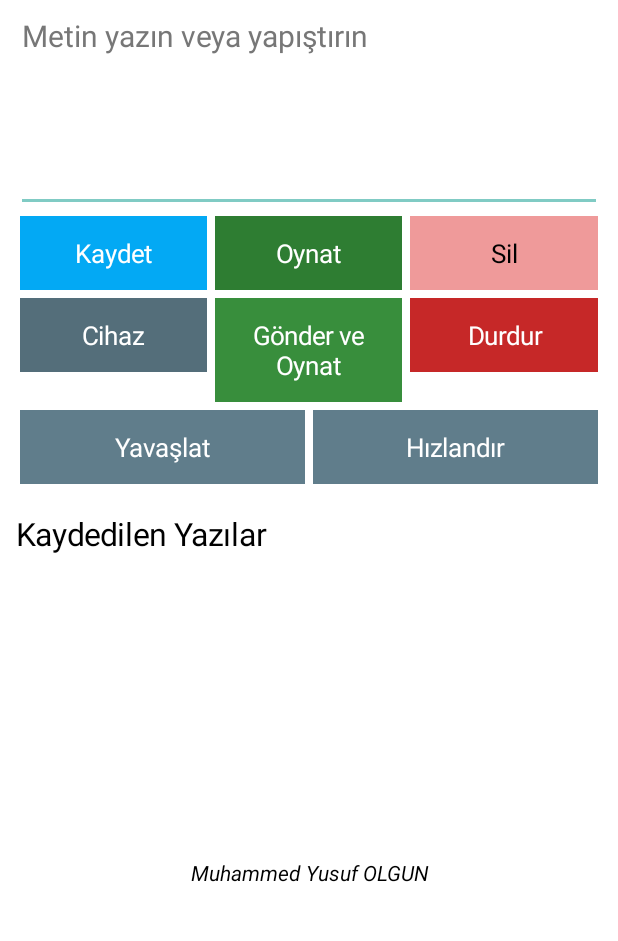
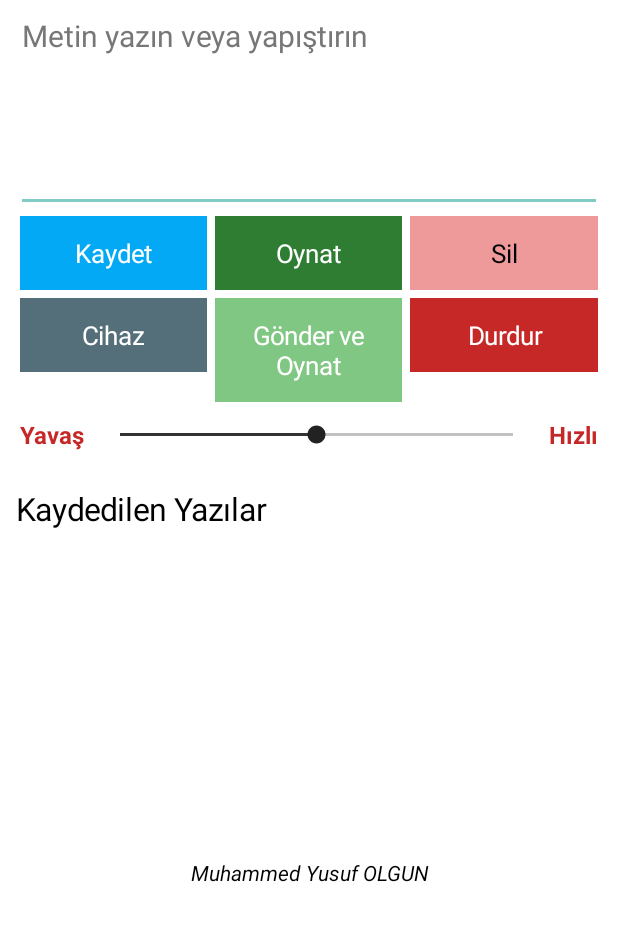
Before and after one commit to muhammedyusufolgun/yazi, an Android app: the screen it shows after launch (MainActivity), on a phone screen of 412 x 824 dp, the part 205-1146 px from its top. Run offline under Robolectric (Android 15) with nearby library versions, the phone set to English and light mode, and no system bars.

Commit message:
Light green remote play button and live horizontal remote speed slider

```diff
--- a/app/src/main/java/com/olgun/yazi/MainActivity.java
+++ b/app/src/main/java/com/olgun/yazi/MainActivity.java
@@ -55,14 +55,37 @@ public class MainActivity extends Activity {
       if(t.trim().isEmpty()){toast("Metin girin");return;}
       String peer=lan.chosen();if(peer.isEmpty()){toast("Önce cihaz eşleştirin");lan.choose();return;}
       lan.send(peer,"play",t,this::toast);
-    }).setBackgroundColor(0xff388e3c);
+    }).setBackgroundColor(0xff81c784);
     button("Durdur",remote,()->{
       String peer=lan.chosen();if(peer.isEmpty()){toast("Cihaz seçin");return;}
       lan.send(peer,"stop","",this::toast);
     }).setBackgroundColor(0xffc62828);
-    LinearLayout speedRow=new LinearLayout(this);root.addView(speedRow,new LinearLayout.LayoutParams(-1,-2));
-    button("Yavaşlat",speedRow,()->remoteSpeed(-1)).setBackgroundColor(0xff607d8b);
-    button("Hızlandır",speedRow,()->remoteSpeed(1)).setBackgroundColor(0xff607d8b);
+    LinearLayout speedRow=new LinearLayout(this);speedRow.setOrientation(LinearLayout.HORIZONTAL);
+    speedRow.setGravity(Gravity.CENTER_VERTICAL);speedRow.setPadding(4,12,4,12);
+    root.addView(speedRow,new LinearLayout.LayoutParams(-1,-2));
+    TextView slowLabel=new TextView(this);slowLabel.setText("Yavaş");slowLabel.setTextColor(0xffc62828);
+    slowLabel.setTextSize(16);slowLabel.setTypeface(null,Typeface.BOLD);
+    speedRow.addView(slowLabel);
+    SeekBar speedSlider=new SeekBar(this);speedSlider.setMax(100);speedSlider.setProgress(50);
+    speedSlider.setProgressTintList(android.content.res.ColorStateList.valueOf(0xff333333));
+    speedSlider.setProgressBackgroundTintList(android.content.res.ColorStateList.valueOf(0xff333333));
+    speedSlider.setThumbTintList(android.content.res.ColorStateList.valueOf(0xff222222));
+    speedSlider.setElevation(5f);
+    LinearLayout.LayoutParams sliderParams=new LinearLayout.LayoutParams(0,-2,1);
+    sliderParams.setMargins(12,0,12,0);speedRow.addView(speedSlider,sliderParams);
+    TextView fastLabel=new TextView(this);fastLabel.setText("Hızlı");fastLabel.setTextColor(0xffc62828);
+    fastLabel.setTextSize(16);fastLabel.setTypeface(null,Typeface.BOLD);speedRow.addView(fastLabel);
+    speedSlider.setOnSeekBarChangeListener(new SeekBar.OnSeekBarChangeListener(){
+      long lastSent=0;
+      public void onStartTrackingTouch(SeekBar bar){}
+      public void onProgressChanged(SeekBar bar,int progress,boolean fromUser){
+        if(!fromUser)return;
+        remoteSpeedValue=0.3f+(progress/100f)*39.7f;
+        long now=android.os.SystemClock.elapsedRealtime();
+        if(now-lastSent>=120){lastSent=now;sendRemoteSpeed(false);}
+      }
+      public void onStopTrackingTouch(SeekBar bar){sendRemoteSpeed(true);}
+    });
     TextView title=new TextView(this);title.setText("Kaydedilen Yazılar");title.setTextSize(21);
     title.setTextColor(Color.BLACK);title.setPadding(0,24,0,12);root.addView(title);
     items=new LinearLayout(this);items.setOrientation(1);root.addView(items);
@@ -81,6 +104,7 @@ public class MainActivity extends Activity {
     page.addView(footer,new LinearLayout.LayoutParams(-1,-2));
   }
   float remoteSpeedValue=3f;
+  void sendRemoteSpeed(boolean showFeedback){String peer=lan.chosen();if(peer.isEmpty()){if(showFeedback)toast("Cihaz seçin");return;}lan.send(peer,"speed",String.valueOf(remoteSpeedValue),result->{if(showFeedback)toast(result);});}
   void remoteSpeed(int delta){String peer=lan.chosen();if(peer.isEmpty()){toast("Cihaz seçin");return;}remoteSpeedValue=Math.max(.3f,Math.min(40f,remoteSpeedValue+delta));lan.send(peer,"speed",String.valueOf(remoteSpeedValue),this::toast);}
   void setRemoteSpeed(float speed){if(activeMarquee!=null)activeMarquee.speed=Math.max(.3f,Math.min(40f,speed));}
   @Override protected void onDestroy(){if(lan!=null)lan.shutdown();super.onDestroy();}
```
